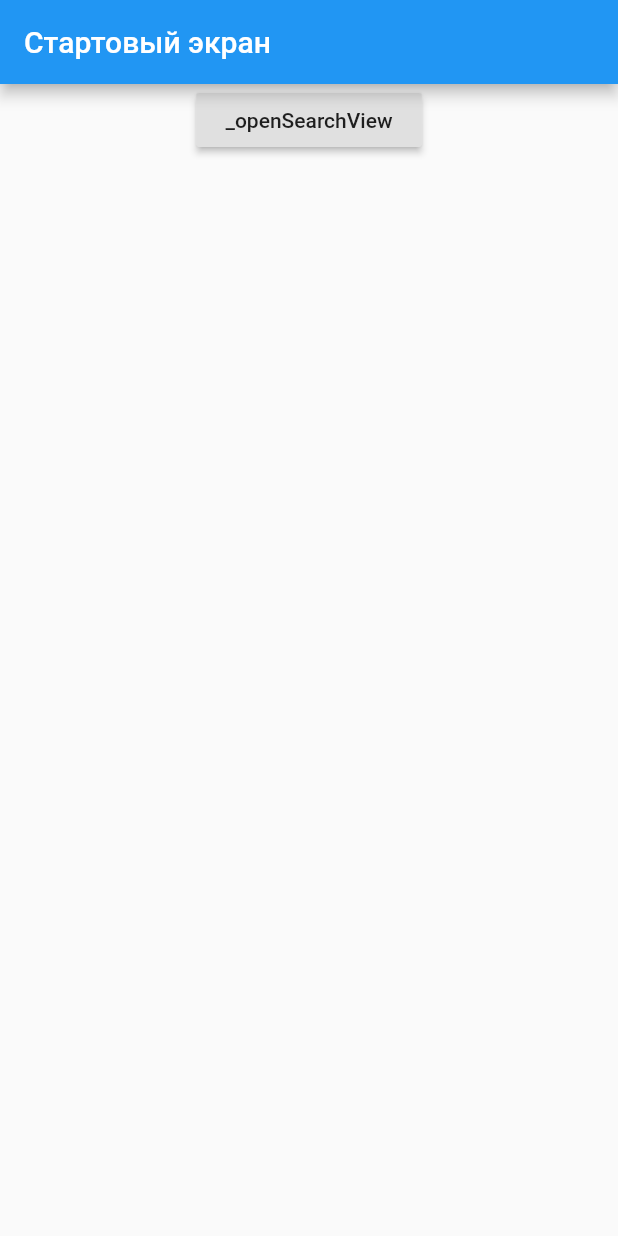
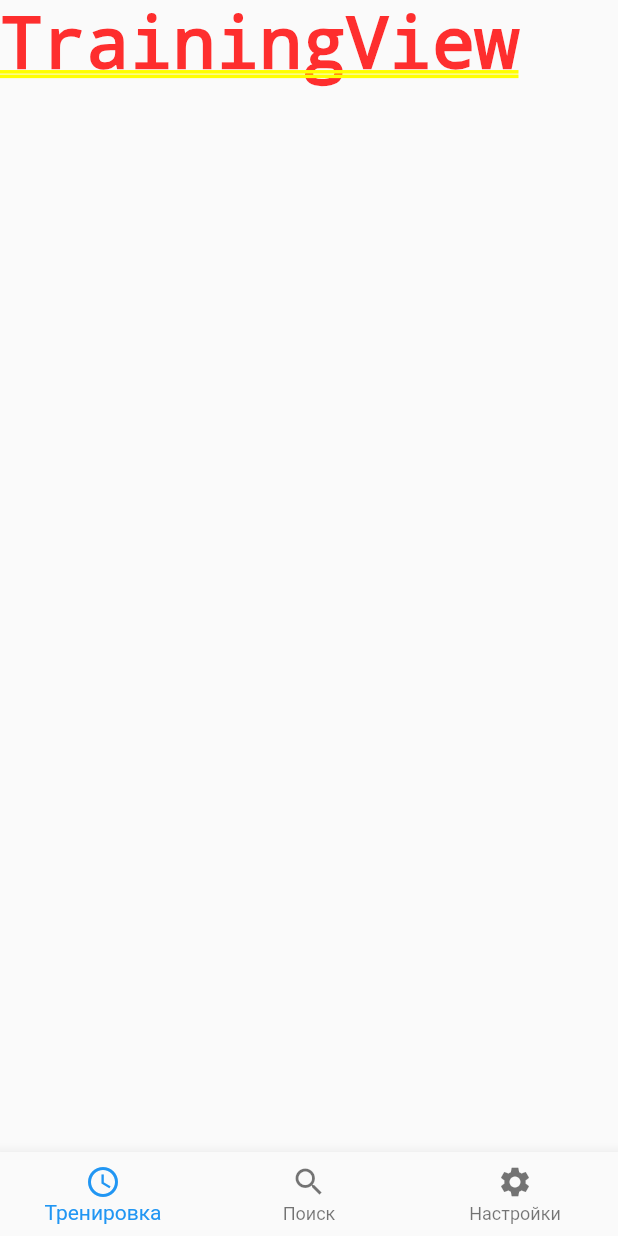
Before and after one commit to ivanlardis/Flutter, a Flutter app: the screen it shows after launch, on a phone screen of 412 x 824 dp. Run offline on Flutter 3.47's test engine with Material 2 defaults, Android fonts, the phone set to English and light mode, and no system bars; missing offline and left inert: flutter_ble_lib.

Commit message:
-навигация по экранам

```diff
--- a/lib/main.dart
+++ b/lib/main.dart
@@ -1,5 +1,14 @@
 import 'package:flutter/material.dart';
-import 'package:flutter_app/presentation/SplashView.dart';
+import 'package:flutter_app/presentation/BottomNavigationView.dart';
 
 
-void main() => runApp(new TabBarDemo());
+void main() => runApp(new ThemeApp());
+
+class ThemeApp extends StatelessWidget {
+  @override
+  Widget build(BuildContext context) {
+    return new MaterialApp(
+        home: new BottomNavigationView()
+    );
+  }
+}
--- /dev/null
+++ b/lib/presentation/BottomNavigationView.dart
@@ -0,0 +1,87 @@
+import 'package:flutter/material.dart';
+import 'package:flutter_app/presentation/SearchDeviceView.dart';
+import 'package:flutter_app/presentation/SearchView.dart';
+import 'package:flutter_app/presentation/SettingView.dart';
+import 'package:flutter_app/presentation/TrainingView.dart';
+import 'package:flutter_ble_lib/flutter_ble_lib.dart';
+
+
+class BottomNavigationView extends StatefulWidget {
+  @override
+  createState() => new BottomNavigationViewState();
+}
+
+class BottomNavigationViewState extends State<BottomNavigationView> {
+
+  int index = 0;
+
+  @override
+  Widget build(BuildContext context) {
+    return new Scaffold(
+      body: new Stack(
+        children: <Widget>[
+          new Offstage(
+            offstage: index != 0,
+            child: new TickerMode(
+              enabled: index == 0,
+              child: new MaterialApp(home: new TrainingView()),
+            ),
+          ),
+          new Offstage(
+            offstage: index != 1,
+            child: new TickerMode(
+              enabled: index == 1,
+              child: new MaterialApp(home: new SearchDeviceView()),
+            ),
+          ),
+          new Offstage(
+            offstage: index != 2,
+            child: new TickerMode(
+              enabled: index == 2,
+              child: new MaterialApp(home: new SettingView()),
+            ),
+          ),
+        ],
+      ),
+      bottomNavigationBar: new BottomNavigationBar(
+        currentIndex: index,
+        onTap: (int index) {
+          setState(() {
+            this.index = index;
+          });
+        },
+        items: <BottomNavigationBarItem>[
+          new BottomNavigationBarItem(
+            icon: new Icon(Icons.access_time),
+            title: new Text("Тренировка"),
+          ),
+          new BottomNavigationBarItem(
+            icon: new Icon(Icons.search),
+            title: new Text("Поиск"),
+          ),
+          new BottomNavigationBarItem(
+            icon: new Icon(Icons.settings),
+            title: new Text("Настройки"),
+          ),
+        ],
+      ),
+    );
+  }
+
+
+  void _openSearchView() {
+    FlutterBleLib.instance.createClient(null).then(
+            (data) =>
+
+
+            Navigator.of(context).push(
+              new MaterialPageRoute(
+                builder: (context) {
+                  return new SearchView();
+                },
+              ),
+            )
+
+    );
+  }
+}
--- /dev/null
+++ b/lib/presentation/SearchDeviceView.dart
@@ -0,0 +1,23 @@
+import 'package:flutter/material.dart';
+
+
+
+
+class SearchDeviceView extends StatefulWidget {
+  @override
+  createState() => new SearchDeviceViewState();
+}
+
+
+class SearchDeviceViewState extends State<SearchDeviceView> {
+
+  int index = 0;
+
+  @override
+  Widget build(BuildContext context) {
+    return new Text("SearchDeviceView");
+  }
+
+
+
+}
--- /dev/null
+++ b/lib/presentation/SettingView.dart
@@ -0,0 +1,23 @@
+import 'package:flutter/material.dart';
+
+
+
+
+class SettingView extends StatefulWidget {
+  @override
+  createState() => new SettingViewState();
+}
+
+
+class SettingViewState extends State<SettingView> {
+
+  int index = 0;
+
+  @override
+  Widget build(BuildContext context) {
+    return new Text("SettingView");
+  }
+
+
+
+}
--- a/lib/presentation/SplashView.dart
+++ /dev/null
@@ -1,60 +0,0 @@
-import 'package:flutter/material.dart';
-import 'package:flutter_app/presentation/SearchView.dart';
-import 'package:flutter_ble_lib/flutter_ble_lib.dart';
-
-class TabBarDemo extends StatelessWidget {
-  @override
-  Widget build(BuildContext context) {
-
-    return new MaterialApp(
-      home: new Scaffold(
-        appBar: new AppBar(
-          title: new Text('Стартовый экран '),
-        ),
-        body: new Center(
-
-            child: new Column(
-              children: <Widget>[
-                new RandomWords(),]
-              ,)
-
-        ),
-
-      ),
-    );
-  }
-}
-
-
-class RandomWords extends StatefulWidget {
-  @override
-  createState() => new RandomWordsState();
-}
-
-class RandomWordsState extends State<RandomWords> {
-  @override
-  Widget build(BuildContext context) {
-    return new RaisedButton(onPressed: _openSearchView
-      ,
-      child: new Text(" _openSearchView "),
-    );
-  }
-
-  void _openSearchView() {
-    FlutterBleLib.instance.createClient(null).then(
-            (data) =>
-
-
-                Navigator.of(context).push(
-                  new MaterialPageRoute(
-                    builder: (context) {
-                      return new SearchView();
-                    },
-                  ),
-                )
-
-    );
-
-
-  }
-}
--- /dev/null
+++ b/lib/presentation/TrainingView.dart
@@ -0,0 +1,23 @@
+import 'package:flutter/material.dart';
+
+
+
+
+class TrainingView extends StatefulWidget {
+  @override
+  createState() => new TrainingViewState();
+}
+
+
+class TrainingViewState extends State<TrainingView> {
+
+  int index = 0;
+
+  @override
+  Widget build(BuildContext context) {
+    return new Text("TrainingView");
+  }
+
+
+
+}
```
